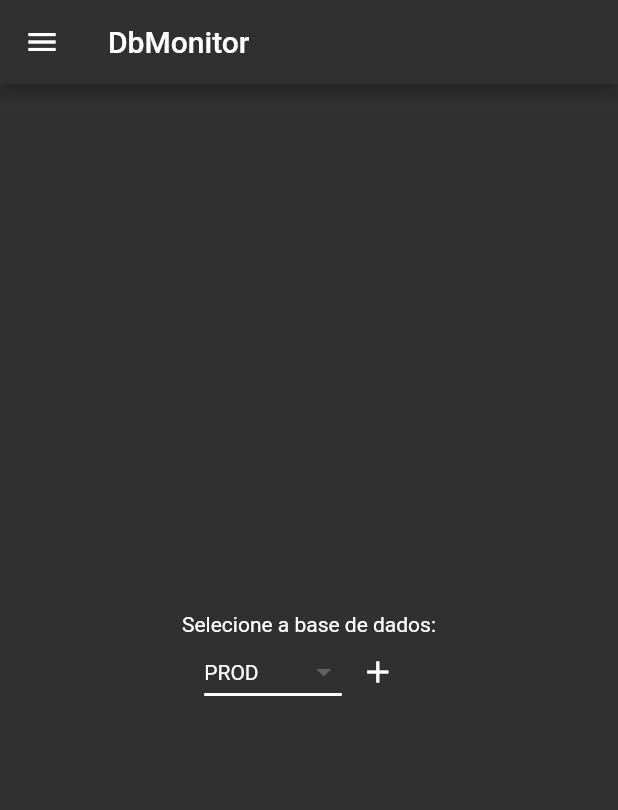
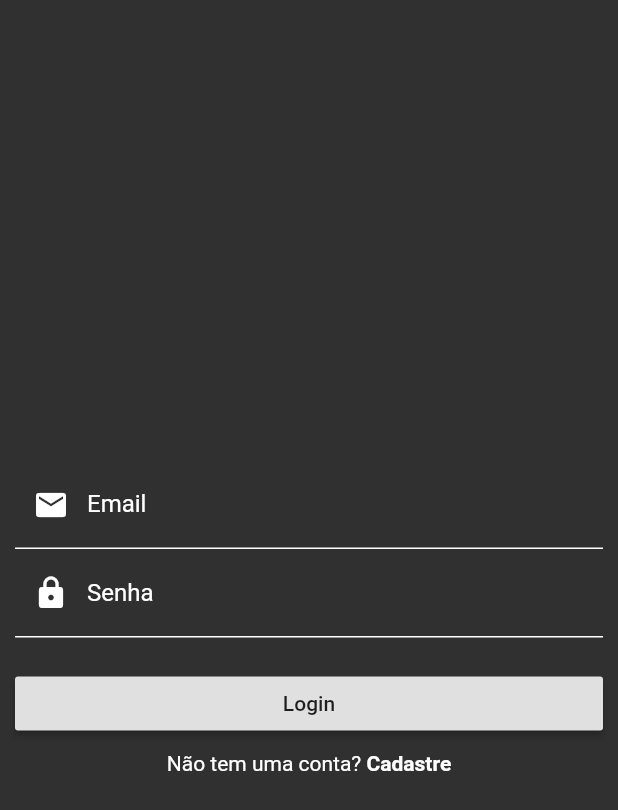
Before and after one commit to celsopdvj/dbmonitor, a Flutter app: the screen it shows after launch, on a phone screen of 412 x 824 dp. Shown: the top 810 px of the screen. Run offline on Flutter 3.47's test engine with Material 2 defaults, Android fonts, the phone set to English and light mode, and no system bars; our stand-ins replace charts_flutter, cloud_firestore, flutter_highlight, flutter_local_notifications, percent_indicator, redux; accounts and stored records are empty.

Commit message:
tela de login

```diff
--- a/lib/main.dart
+++ b/lib/main.dart
@@ -1,4 +1,5 @@
 import 'package:dbmonitor/pages/databases.dart';
+import 'package:dbmonitor/pages/login.dart';
 import 'package:dbmonitor/pages/template.dart';
 import 'package:dbmonitor/redux/globalvariables.dart';
 import 'package:flutter/material.dart';
@@ -31,82 +32,8 @@ class MyHomePage extends StatefulWidget {
 }
 
 class _MyHomePageState extends State<MyHomePage> {
-  String dropdownValue = 'PROD';
-
-  @override
-  void initState() {
-    var newDatabase = DatabaseModel();
-    newDatabase.host = "NOVO2";
-    newDatabase.name = dropdownValue;
-    newDatabase.port = 1521;
-    newDatabase.user = "NOVO2";
-    newDatabase.serviceName = "NOVO2";
-
-    GlobalVariables.database = newDatabase;
-    GlobalVariables.storeState.dispatch(gv.Actions.SwitchDatabase);
-    super.initState();
-  }
-
   @override
   Widget build(BuildContext context) {
-    return TemplatePage(
-        title: "DbMonitor",
-        body: Center(
-            child: Column(
-          mainAxisAlignment: MainAxisAlignment.center,
-          children: <Widget>[
-            Text(
-              "Selecione a base de dados:",
-              style: TextStyle(color: Colors.white),
-            ),
-            Row(
-              mainAxisAlignment: MainAxisAlignment.center,
-              children: [
-                DropdownButton<String>(
-                  value: dropdownValue,
-                  icon: Icon(Icons.arrow_drop_down),
-                  iconSize: 24,
-                  elevation: 16,
-                  dropdownColor: Colors.grey[800],
-                  style: TextStyle(color: Colors.white),
-                  underline: Container(
-                    height: 2,
-                    color: Colors.white,
-                  ),
-                  onChanged: (String newValue) {
-                    setState(() {
-                      dropdownValue = newValue;
-                      var newDatabase = DatabaseModel();
-                      newDatabase.host = "NOVO2";
-                      newDatabase.name = newValue;
-                      newDatabase.port = 1521;
-                      newDatabase.user = "NOVO2";
-                      newDatabase.serviceName = "NOVO2";
-
-                      GlobalVariables.database = newDatabase;
-                      GlobalVariables.storeState
-                          .dispatch(gv.Actions.SwitchDatabase);
-                    });
-                  },
-                  items: <String>['PROD', 'HOMOLOG', 'DESENV', 'TEST']
-                      .map<DropdownMenuItem<String>>((String value) {
-                    return DropdownMenuItem<String>(
-                      value: value,
-                      child: Text(value),
-                    );
-                  }).toList(),
-                ),
-                IconButton(
-                  icon: Icon(
-                    Icons.add,
-                    color: Colors.white,
-                  ),
-                  onPressed: () => Navigator.push(context,
-                      MaterialPageRoute(builder: (context) => DatabasesPage())),
-                )
-              ],
-            ),
-          ],
-        )));
+    return LoginPage();
   }
 }
--- /dev/null
+++ b/lib/pages/login.dart
@@ -0,0 +1,113 @@
+import 'package:dbmonitor/pages/cadastro.dart';
+import 'package:dbmonitor/pages/template.dart';
+import 'package:flutter/material.dart';
+
+class LoginPage extends StatefulWidget {
+  LoginPage({Key key}) : super(key: key);
+
+  @override
+  _LoginPageState createState() => _LoginPageState();
+}
+
+class _LoginPageState extends State<LoginPage> {
+  @override
+  Widget build(BuildContext context) {
+    return TemplatePage(
+      body: Center(
+        child: Padding(
+          padding: const EdgeInsets.all(10.0),
+          child: Column(
+            mainAxisAlignment: MainAxisAlignment.center,
+            children: [
+              buildTextField(
+                icon: Icons.email,
+                label: "Email",
+                validator: (value) {
+                  if (value.isEmpty) {
+                    return 'Informe o e-mail';
+                  }
+                  return null;
+                },
+              ),
+              buildTextField(
+                icon: Icons.lock,
+                label: "Senha",
+                validator: (value) {
+                  if (value.isEmpty) {
+                    return 'Informe a senha';
+                  }
+                  return null;
+                },
+              ),
+              Padding(
+                padding: EdgeInsets.only(bottom: 20),
+              ),
+              Container(
+                width: MediaQuery.of(context).size.width,
+                child: RaisedButton(
+                  child: Text("Login"),
+                  onPressed: () => true,
+                ),
+              ),
+              Padding(
+                padding: EdgeInsets.only(bottom: 8),
+              ),
+              GestureDetector(
+                onTap: () {
+                  Navigator.push(context,
+                      MaterialPageRoute(builder: (context) => CadastroPage()));
+                },
+                child: RichText(
+                  text: TextSpan(children: [
+                    TextSpan(
+                      text: "Não tem uma conta? ",
+                      style: TextStyle(
+                        fontSize: 14,
+                        fontWeight: FontWeight.normal,
+                      ),
+                    ),
+                    TextSpan(
+                      text: "Cadastre",
+                      style: TextStyle(
+                        fontSize: 14,
+                        fontWeight: FontWeight.bold,
+                      ),
+                    ),
+                  ]),
+                ),
+              ),
+            ],
+          ),
+        ),
+      ),
+      title: "Login",
+      appBar: false,
+    );
+  }
+
+  Widget buildTextField({String label, IconData icon, Function validator}) {
+    return TextFormField(
+      style: TextStyle(color: Colors.white),
+      decoration: InputDecoration(
+        prefixIcon: Icon(
+          icon,
+          color: Colors.white,
+        ),
+        labelText: label,
+        fillColor: Colors.white,
+        enabledBorder: UnderlineInputBorder(
+          borderSide: BorderSide(color: Colors.white),
+        ),
+        border: UnderlineInputBorder(
+          borderSide: BorderSide(color: Colors.white),
+        ),
+        labelStyle: TextStyle(color: Colors.white),
+        focusedBorder: OutlineInputBorder(
+            borderSide: const BorderSide(
+          color: Colors.white,
+        )),
+      ),
+      validator: (value) => validator(value),
+    );
+  }
+}
--- a/lib/pages/template.dart
+++ b/lib/pages/template.dart
@@ -13,16 +13,20 @@ class TemplatePage extends StatelessWidget {
   final Widget body;
   final String title;
   final bool leading;
+  final bool appBar;
 
-  const TemplatePage({this.body, this.title, this.leading = true});
+  const TemplatePage(
+      {this.body, this.title, this.leading = true, this.appBar = true});
 
   @override
   Widget build(BuildContext context) {
     return Scaffold(
-      appBar: AppBar(
-        title: Text(title),
-        backgroundColor: Colors.grey[850],
-      ),
+      appBar: appBar
+          ? AppBar(
+              title: Text(title),
+              backgroundColor: Colors.grey[850],
+            )
+          : null,
       backgroundColor: Colors.grey[850],
       body: this.body,
       drawer: !leading
```
Also changed, not shown: lib/pages/cadastro.dart (added, +20 -0 lines), lib/pages/selectdb.dart (added, +93 -0 lines).
